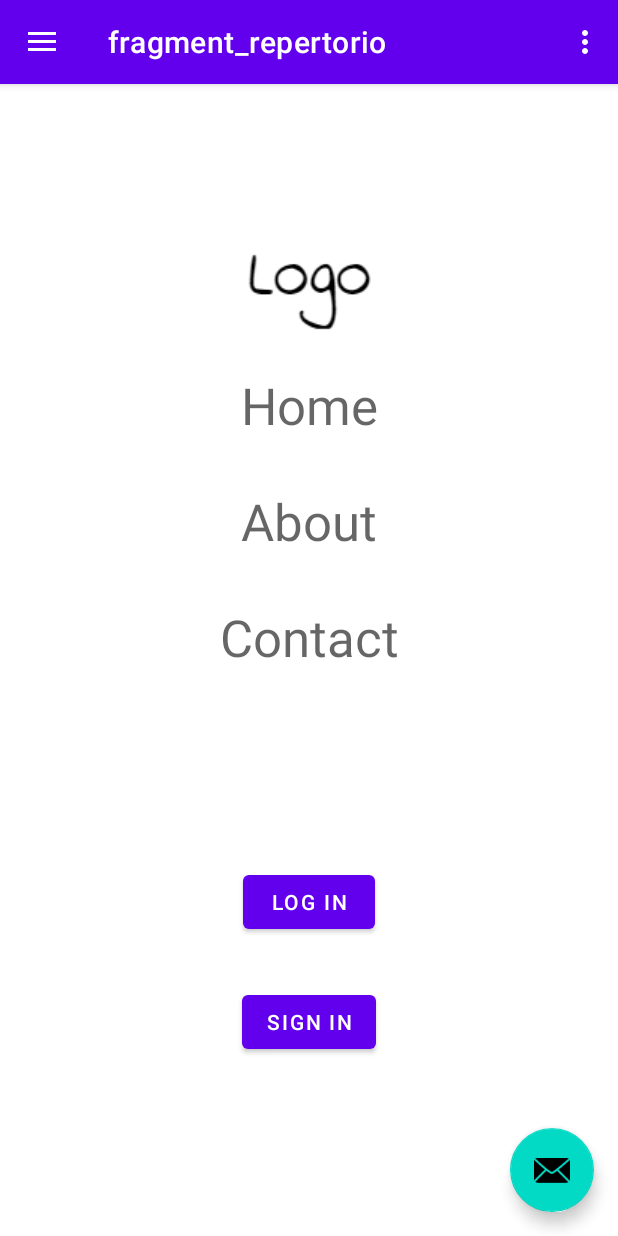
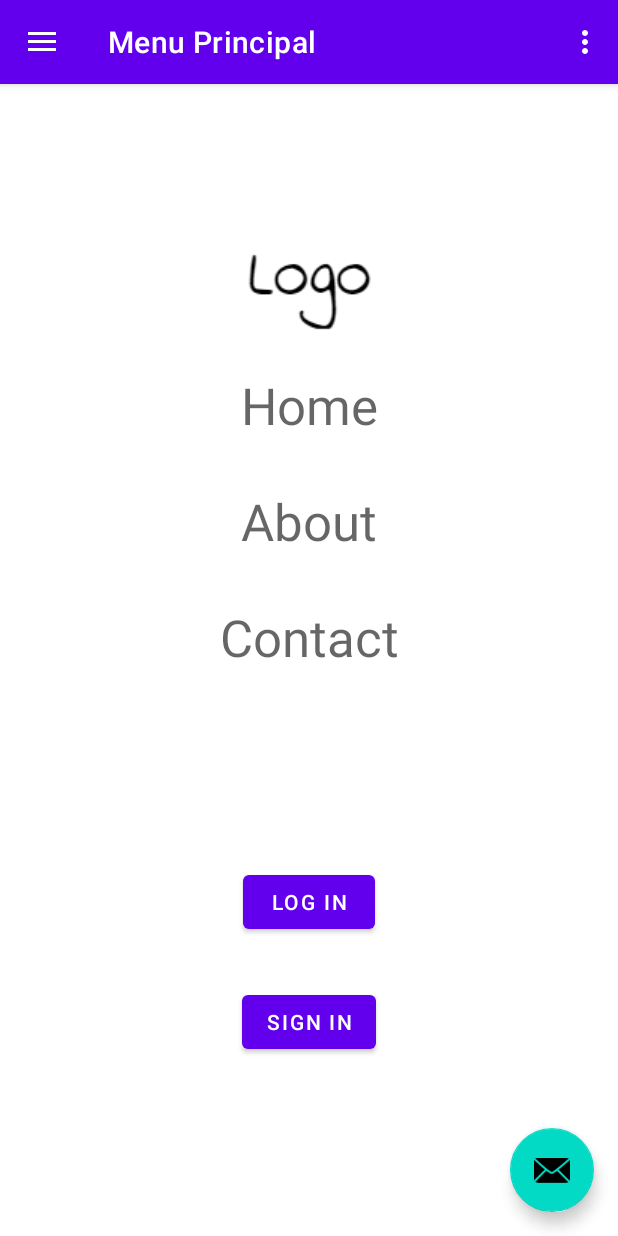
Before and after one commit to Javy018000/TuEmpleo, an Android app: the screen it shows after launch (MainActivity), in the side drawer, after a tap on "Menu Principal", on a phone screen of 412 x 824 dp. Run offline under Robolectric (Android 15) with nearby library versions, the phone set to English and light mode, and no system bars; our stand-ins replace navigation-ui.

Commit message:
Cambio de iconos y ajustes en xml's

```diff
--- a/app/src/main/java/com/example/tuempleo/MainActivity.java
+++ b/app/src/main/java/com/example/tuempleo/MainActivity.java
@@ -21,7 +21,6 @@ import androidx.appcompat.app.AppCompatActivity;
 import com.example.tuempleo.databinding.ActivityMainBinding;
 
 public class MainActivity extends AppCompatActivity {
-    TextView textView;
     private AppBarConfiguration mAppBarConfiguration;
     private ActivityMainBinding binding;
 
@@ -46,7 +45,7 @@ public class MainActivity extends AppCompatActivity {
         // Passing each menu ID as a set of Ids because each
         // menu should be considered as top level destinations.
         mAppBarConfiguration = new AppBarConfiguration.Builder(
-                R.id.nav_home, R.id.nav_gallery, R.id.nav_slideshow,R.id.aboutFragment,R.id.loginFragment,R.id.repertorioFragment)
+                R.id.nav_home, R.id.nav_gallery, R.id.nav_slideshow,R.id.aboutFragment,R.id.loginFragment,R.id.repertorioFragment, R.id.formulario)
                 .setOpenableLayout(drawer)
                 .build();
         NavController navController = Navigation.findNavController(this, R.id.nav_host_fragment_content_main);
--- /dev/null
+++ b/app/src/main/res/drawable/ic_home_fachero.xml
@@ -0,0 +1,5 @@
+<vector android:height="24dp" android:tint="#000000"
+    android:viewportHeight="24" android:viewportWidth="24"
+    android:width="24dp" xmlns:android="http://schemas.android.com/apk/res/android">
+    <path android:fillColor="@android:color/white" android:pathData="M10,20v-6h4v6h5v-8h3L12,3 2,12h3v8z"/>
+</vector>
--- /dev/null
+++ b/app/src/main/res/drawable/ic_info_fachero.xml
@@ -0,0 +1,5 @@
+<vector android:height="24dp" android:tint="#000000"
+    android:viewportHeight="24" android:viewportWidth="24"
+    android:width="24dp" xmlns:android="http://schemas.android.com/apk/res/android">
+    <path android:fillColor="@android:color/white" android:pathData="M12,2C6.48,2 2,6.48 2,12s4.48,10 10,10 10,-4.48 10,-10S17.52,2 12,2zM13,17h-2v-6h2v6zM13,9h-2L11,7h2v2z"/>
+</vector>
--- /dev/null
+++ b/app/src/main/res/drawable/ic_login_fachero.xml
@@ -0,0 +1,5 @@
+<vector android:height="24dp" android:tint="#000000"
+    android:viewportHeight="24" android:viewportWidth="24"
+    android:width="24dp" xmlns:android="http://schemas.android.com/apk/res/android">
+    <path android:fillColor="@android:color/white" android:pathData="M11,7L9.6,8.4l2.6,2.6H2v2h10.2l-2.6,2.6L11,17l5,-5L11,7zM20,19h-8v2h8c1.1,0 2,-0.9 2,-2V5c0,-1.1 -0.9,-2 -2,-2h-8v2h8V19z"/>
+</vector>
--- /dev/null
+++ b/app/src/main/res/drawable/ic_menu_book_fachero.xml
@@ -0,0 +1,8 @@
+<vector android:height="24dp" android:tint="#000000"
+    android:viewportHeight="24" android:viewportWidth="24"
+    android:width="24dp" xmlns:android="http://schemas.android.com/apk/res/android">
+    <path android:fillColor="@android:color/white" android:pathData="M21,5c-1.11,-0.35 -2.33,-0.5 -3.5,-0.5c-1.95,0 -4.05,0.4 -5.5,1.5c-1.45,-1.1 -3.55,-1.5 -5.5,-1.5S2.45,4.9 1,6v14.65c0,0.25 0.25,0.5 0.5,0.5c0.1,0 0.15,-0.05 0.25,-0.05C3.1,20.45 5.05,20 6.5,20c1.95,0 4.05,0.4 5.5,1.5c1.35,-0.85 3.8,-1.5 5.5,-1.5c1.65,0 3.35,0.3 4.75,1.05c0.1,0.05 0.15,0.05 0.25,0.05c0.25,0 0.5,-0.25 0.5,-0.5V6C22.4,5.55 21.75,5.25 21,5zM21,18.5c-1.1,-0.35 -2.3,-0.5 -3.5,-0.5c-1.7,0 -4.15,0.65 -5.5,1.5V8c1.35,-0.85 3.8,-1.5 5.5,-1.5c1.2,0 2.4,0.15 3.5,0.5V18.5z"/>
+    <path android:fillColor="@android:color/white" android:pathData="M17.5,10.5c0.88,0 1.73,0.09 2.5,0.26V9.24C19.21,9.09 18.36,9 17.5,9c-1.7,0 -3.24,0.29 -4.5,0.83v1.66C14.13,10.85 15.7,10.5 17.5,10.5z"/>
+    <path android:fillColor="@android:color/white" android:pathData="M13,12.49v1.66c1.13,-0.64 2.7,-0.99 4.5,-0.99c0.88,0 1.73,0.09 2.5,0.26V11.9c-0.79,-0.15 -1.64,-0.24 -2.5,-0.24C15.8,11.66 14.26,11.96 13,12.49z"/>
+    <path android:fillColor="@android:color/white" android:pathData="M17.5,14.33c-1.7,0 -3.24,0.29 -4.5,0.83v1.66c1.13,-0.64 2.7,-0.99 4.5,-0.99c0.88,0 1.73,0.09 2.5,0.26v-1.52C19.21,14.41 18.36,14.33 17.5,14.33z"/>
+</vector>
--- a/app/src/main/res/menu/activity_main_drawer.xml
+++ b/app/src/main/res/menu/activity_main_drawer.xml
@@ -7,24 +7,23 @@
     <group android:checkableBehavior="single">
         <item
             android:id="@+id/app_bar_search"
-            android:icon="@drawable/ic_launcher_foreground"
             android:title="Search"
             app:actionViewClass="android.widget.SearchView" />
         <item
             android:id="@+id/repertorioFragment"
-            android:icon="@drawable/ic_launcher_foreground"
+            android:icon="@drawable/ic_menu_book_fachero"
             android:title="Menu Principal" />
         <item
             android:id="@+id/nav_home"
-            android:icon="@drawable/ic_menu_camera"
+            android:icon="@drawable/ic_home_fachero"
             android:title="@string/menu_home" />
         <item
             android:id="@+id/formulario"
-            android:icon="@drawable/ic_launcher_foreground"
-            android:title="Login" />
+            android:icon="@drawable/ic_formulario_fachero"
+            android:title="Formulario" />
         <item
             android:id="@+id/aboutFragment"
-            android:icon="@drawable/ic_launcher_foreground"
+            android:icon="@drawable/ic_info_fachero"
             android:title="About us" />
         <item
             android:id="@+id/nav_gallery"
@@ -40,7 +39,7 @@
     <group android:checkableBehavior="single">
      <item
         android:id="@+id/loginFragment"
-        android:icon="@drawable/ic_launcher_foreground"
+        android:icon="@drawable/ic_login_fachero"
         android:title="Login" />  </group>
 
 </menu>
--- a/app/src/main/res/navigation/mobile_navigation.xml
+++ b/app/src/main/res/navigation/mobile_navigation.xml
@@ -8,7 +8,7 @@
     <fragment
         android:id="@+id/nav_home"
         android:name="com.example.tuempleo.ui.home.HomeFragment"
-        android:label="@string/menu_home"
+        android:label="@string/lb_titulo_home"
         tools:layout="@layout/fragment_home" />
 
     <fragment
@@ -25,22 +25,22 @@
     <fragment
         android:id="@+id/loginFragment"
         android:name="com.example.tuempleo.ui.login.LoginFragment"
-        android:label="fragment_login"
+        android:label="@string/lb_titulo_login"
         tools:layout="@layout/fragment_login" />
 
     <fragment
         android:id="@+id/aboutFragment"
         android:name="com.example.tuempleo.About"
-        android:label="fragment_about"
+        android:label="@string/lb_titulo_about"
         tools:layout="@layout/fragment_about" />
     <fragment
         android:id="@+id/repertorioFragment"
         android:name="com.example.tuempleo.repertorio"
-        android:label="fragment_repertorio"
+        android:label="@string/lb_titulo_mprincipal"
         tools:layout="@layout/fragment_repertorio" />
     <activity
         android:id="@+id/formulario"
         android:name="com.example.tuempleo.Formulario"
-        android:label="activity_formulario"
+        android:label="@string/lb_titulo_formulario"
         tools:layout="@layout/activity_formulario" />
 </navigation>
```
Also changed, not shown: app/src/main/res/values/strings.xml (+7 -86 lines).
